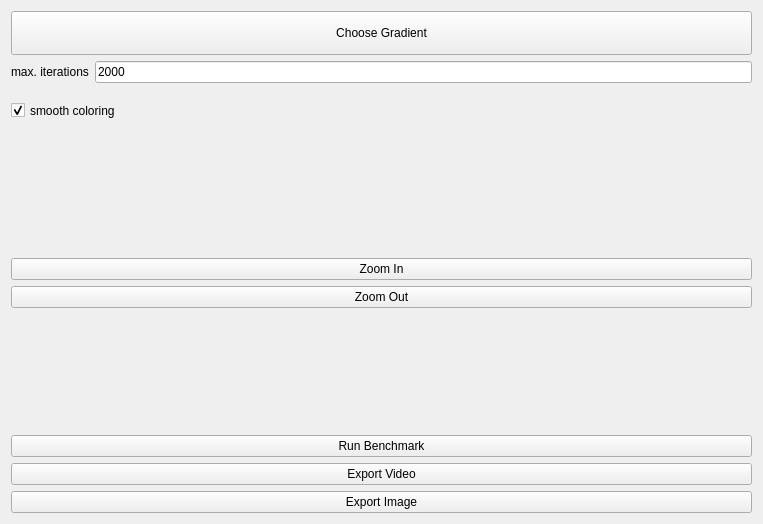
Before: the Qt Designer form Almond.ui in QlowB/Almond, drawn with Qt 5.
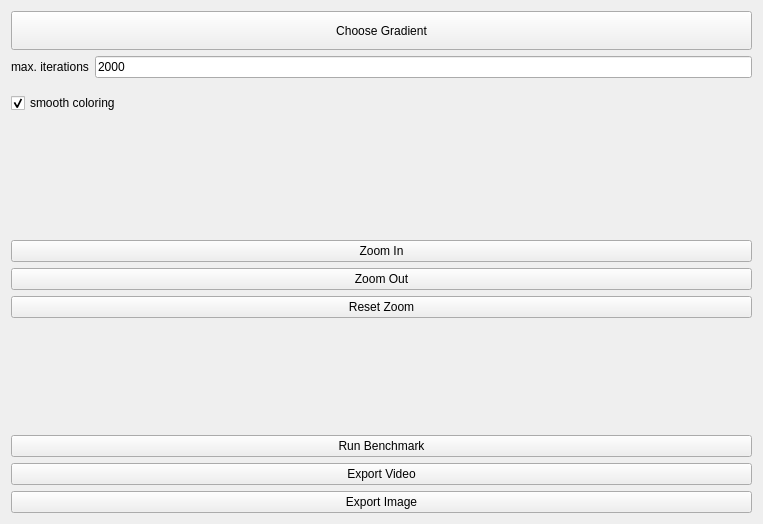
After: the same form once the commit is applied.

```diff
--- a/Almond.ui
+++ b/Almond.ui
@@ -106,6 +106,13 @@
           </property>
          </widget>
         </item>
+        <item>
+         <widget class="QPushButton" name="resetZoom">
+          <property name="text">
+           <string>Reset Zoom</string>
+          </property>
+         </widget>
+        </item>
         <item>
          <spacer name="verticalSpacer_2">
           <property name="orientation">
```
